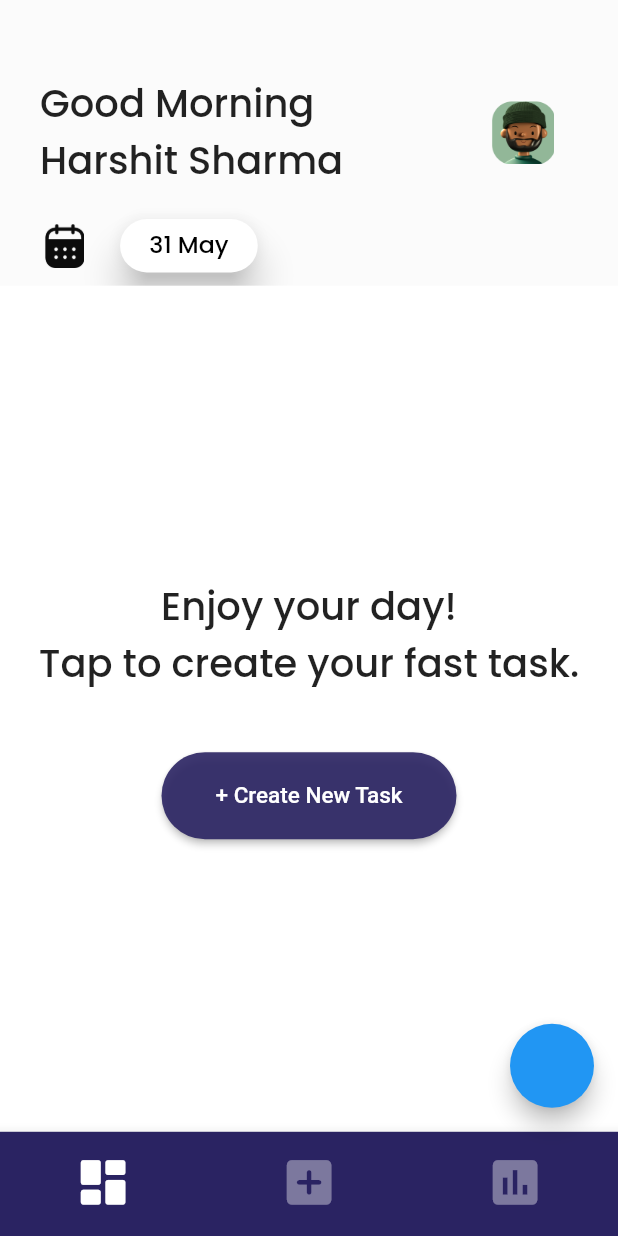
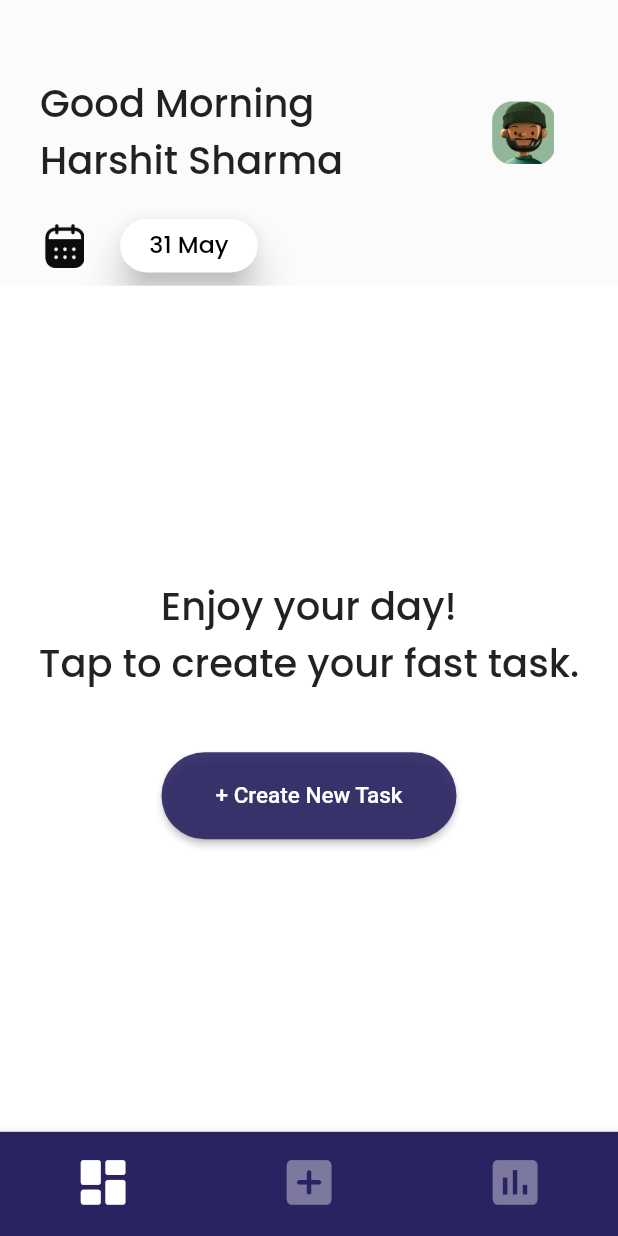
Before and after one commit to krishnatrea/Todo-app-flutter, a Flutter app: the screen it shows after launch, on a phone screen of 412 x 824 dp. Run offline on Flutter 3.47's test engine with Material 2 defaults, Android fonts, the phone set to English and light mode, and no system bars; our stand-ins replace auto_size_text, bloc, date_format, equatable, flutter_bloc, flutter_screenutil and 2 more; missing offline and left inert: dart_date; accounts and stored records are empty.

Commit message:
Update home.dart

```diff
--- a/lib/screen/home.dart
+++ b/lib/screen/home.dart
@@ -3,45 +3,39 @@ import 'package:flutter_bloc/flutter_bloc.dart';
 import 'package:flutter_screenutil/flutter_screenutil.dart';
 import 'package:todoapp/models/todo.dart';
 import 'package:todoapp/screen/addtodo.dart';
+import 'package:todoapp/screen/alltasks.dart';
 import 'package:todoapp/screen/landingpage.dart';
 import 'package:uuid/uuid.dart';
 import '/bloc/todo_bloc.dart';
 
 class Home extends StatefulWidget {
   const Home({Key? key}) : super(key: key);
-  static changeindex(BuildContext context, int i){
+  static changeindex(BuildContext context, int i) {
     var state = context.findAncestorStateOfType<_HomeState>();
-      state!.changeindex(i);
+    state!.changeindex(i);
   }
+
   @override
   State<Home> createState() => _HomeState();
 }
 
 class _HomeState extends State<Home> {
-  List<Widget> pages =  [const LandingPage(), AddTodo() , Container()];
+  List<Widget> pages = [const LandingPage(), AddTodo(), AllTAsks()];
   static int index = 0;
-  void changeindex(int i){
+  void changeindex(int i) {
     index = i;
-    setState(() {
-    });
+    setState(() {});
   }
+
   @override
   Widget build(BuildContext context) {
     return Scaffold(
-      floatingActionButton: FloatingActionButton(
-        onPressed: () {
-          Tododata data = Tododata(id: Uuid().v1(), title: "New", description: "todo", catagory: "non", done: 0, deleted: 0, createdAt: DateTime.now().subtract(Duration(days: 2)));
-          BlocProvider.of<TodoBloc>(context).add(AddtodoEvent(tododata: data));
-        },
-      ),
       bottomNavigationBar: bottomnav(),
       body: SafeArea(
         child: pages[index],
       ),
     );
   }
-
-
 
   BottomNavigationBar bottomnav() {
     return BottomNavigationBar(
@@ -51,9 +45,9 @@ class _HomeState extends State<Home> {
       unselectedItemColor: Colors.white38,
       showSelectedLabels: false,
       showUnselectedLabels: false,
-      onTap: (int i ) {
+      onTap: (int i) {
         index = i;
-        setState((){});
+        setState(() {});
       },
       currentIndex: index,
       items: const [
```
